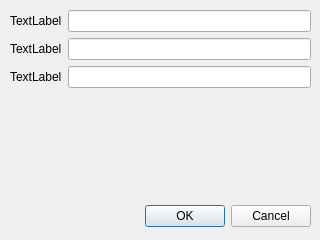
Above: userRegister.ui from Gaffaell/projeto-agenda before the change. Below: the same form after it.
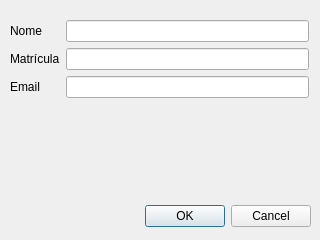
That is the form after the change.

```diff
--- a/userRegister.ui
+++ b/userRegister.ui
@@ -38,13 +38,22 @@
      <height>121</height>
     </rect>
    </property>
-   <layout class="QVBoxLayout" name="verticalLayout_3">
-    <item>
+   <layout class="QVBoxLayout" name="verticalLayout_3"/>
+  </widget>
+  <widget class="QWidget" name="">
+   <property name="geometry">
+    <rect>
+     <x>10</x>
+     <y>20</y>
+     <width>299</width>
+     <height>119</height>
+    </rect>
+   </property>
      <layout class="QFormLayout" name="formLayout_2">
       <item row="5" column="0">
        <widget class="QLabel" name="label_3">
         <property name="text">
-         <string>TextLabel</string>
+       <string>Email</string>
         </property>
        </widget>
       </item>
@@ -54,7 +63,7 @@
       <item row="3" column="0">
        <widget class="QLabel" name="label_2">
         <property name="text">
-         <string>TextLabel</string>
+       <string>Matrícula</string>
         </property>
        </widget>
       </item>
@@ -67,11 +76,9 @@
       <item row="1" column="0">
        <widget class="QLabel" name="label">
         <property name="text">
-         <string>TextLabel</string>
-        </property>
-       </widget>
-      </item>
-     </layout>
+       <string>Nome</string>
+      </property>
+     </widget>
     </item>
    </layout>
   </widget>
```
Left out of the diff: 4 changed lines with no effect on the pictures. Lines whose indentation alone changed are shown as unchanged.
